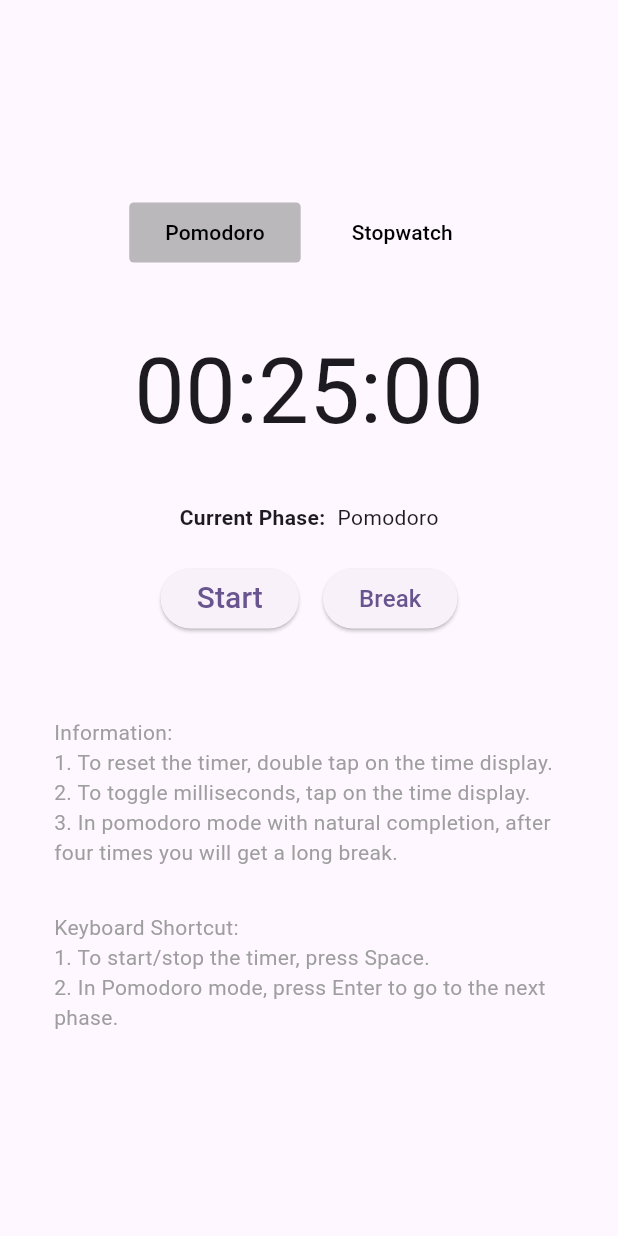
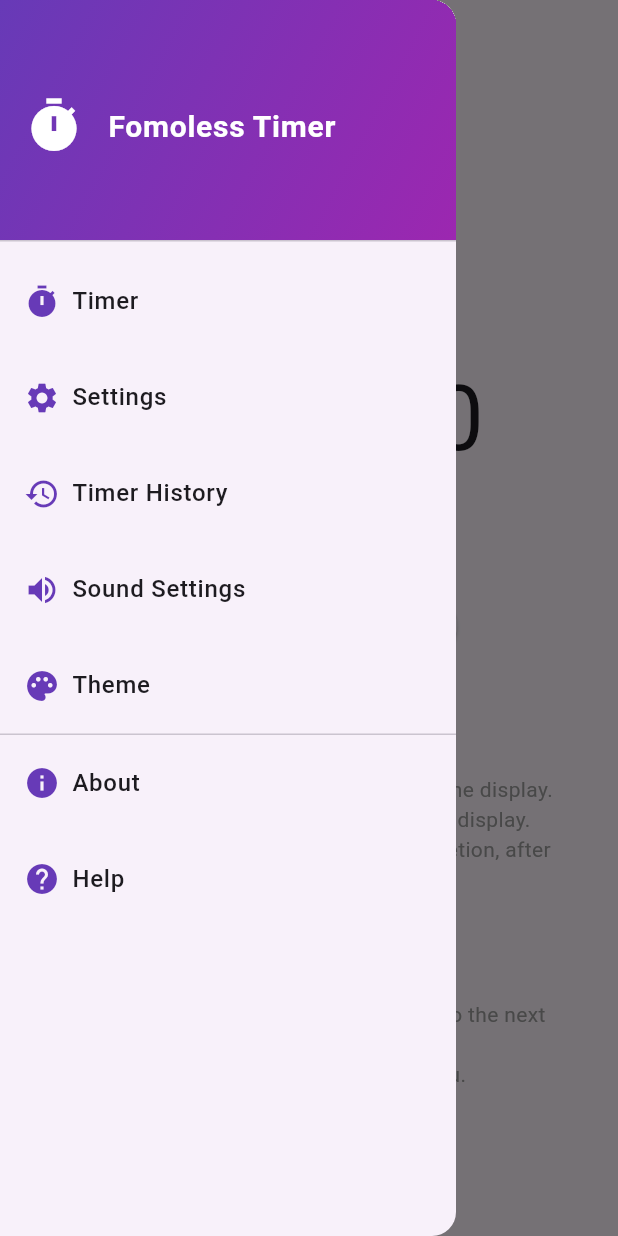
Before and after one commit to supanadit/fomoless, a Flutter app: the screen it shows after launch, with the side drawer open (before the commit the screen has no drawer), on a phone screen of 412 x 824 dp. Run offline on Flutter 3.47's test engine with Material 3 defaults, Android fonts, the phone set to English and light mode, and no system bars; our stand-ins replace bloc_concurrency, flutter_bloc, flutter_local_notifications, get_it.

Commit message:
Implement sidebar menu with smooth transitions
Co-authored-by: supanadit <33617149+supanadit@users.noreply.github.com>

```diff
--- a/lib/features/timer/presentation/page/timer_page.dart
+++ b/lib/features/timer/presentation/page/timer_page.dart
@@ -6,6 +6,7 @@ import 'package:fomoless/features/timer/presentation/bloc/timer_bloc.dart';
 import 'package:fomoless/features/timer/presentation/widget/information_widget.dart';
 import 'package:fomoless/features/timer/presentation/widget/phase_info_widget.dart';
 import 'package:fomoless/features/timer/presentation/widget/shortcut_info_widget.dart';
+import 'package:fomoless/features/timer/presentation/widget/sidebar_widget.dart';
 import 'package:fomoless/features/timer/presentation/widget/time_display_widget.dart';
 import 'package:fomoless/features/timer/presentation/widget/time_mode_widget.dart';
 import 'package:fomoless/features/timer/presentation/widget/timer_action_widget.dart';
@@ -52,6 +53,10 @@ class _TimerPageState extends State<TimerPage> {
       if (modeState.mode == TimerMode.pomodoro) {
         context.read<TimerBloc>().add(TimerShortBreakRequested());
       }
+    } else if (event is KeyDownEvent &&
+        event.logicalKey == LogicalKeyboardKey.escape) {
+      // Open/close sidebar with Escape key
+      Scaffold.of(context).openDrawer();
     }
   }
 
@@ -77,6 +82,20 @@ class _TimerPageState extends State<TimerPage> {
                         onKeyEvent: (event) =>
                             _handleKey(context, event, modeState, timerState),
                         child: Scaffold(
+                          appBar: AppBar(
+                            title: const Text('Fomoless Timer'),
+                            backgroundColor: Colors.transparent,
+                            elevation: 0,
+                            centerTitle: true,
+                            leading: Builder(
+                              builder: (context) => IconButton(
+                                icon: const Icon(Icons.menu),
+                                onPressed: () => Scaffold.of(context).openDrawer(),
+                                tooltip: 'Open menu',
+                              ),
+                            ),
+                          ),
+                          drawer: const SidebarWidget(),
                           body: Center(
                             child: Column(
                               mainAxisAlignment: MainAxisAlignment.center,
--- a/lib/features/timer/presentation/widget/shortcut_info_widget.dart
+++ b/lib/features/timer/presentation/widget/shortcut_info_widget.dart
@@ -21,6 +21,10 @@ class ShortcutInfoWidget extends StatelessWidget {
             "2. In Pomodoro mode, press Enter to go to the next phase.",
             style: TextStyle(color: Colors.grey),
           ),
+          Text(
+            "3. Press Escape to open the sidebar menu.",
+            style: TextStyle(color: Colors.grey),
+          ),
         ],
       ),
     );
--- /dev/null
+++ b/lib/features/timer/presentation/widget/sidebar_widget.dart
@@ -0,0 +1,183 @@
+import 'package:flutter/material.dart';
+
+class SidebarWidget extends StatelessWidget {
+  const SidebarWidget({super.key});
+
+  @override
+  Widget build(BuildContext context) {
+    return Drawer(
+      // Custom animation duration for smoother transitions
+      child: AnimatedContainer(
+        duration: const Duration(milliseconds: 300),
+        curve: Curves.easeInOut,
+        child: Column(
+          children: [
+            // Drawer header with gradient
+            DrawerHeader(
+              decoration: const BoxDecoration(
+                gradient: LinearGradient(
+                  colors: [Colors.deepPurple, Colors.purple],
+                  begin: Alignment.topLeft,
+                  end: Alignment.bottomRight,
+                ),
+              ),
+              child: const Row(
+                children: [
+                  Icon(
+                    Icons.timer,
+                    color: Colors.white,
+                    size: 40,
+                  ),
+                  SizedBox(width: 16),
+                  Expanded(
+                    child: Text(
+                      'Fomoless Timer',
+                      style: TextStyle(
+                        color: Colors.white,
+                        fontSize: 20,
+                        fontWeight: FontWeight.bold,
+                      ),
+                    ),
+                  ),
+                ],
+              ),
+            ),
+            // Menu items with smooth hover effects
+            Expanded(
+              child: ListView(
+                padding: EdgeInsets.zero,
+                children: [
+                  _buildMenuItem(
+                    icon: Icons.timer,
+                    title: 'Timer',
+                    onTap: () {
+                      Navigator.pop(context); // Close drawer
+                    },
+                  ),
+                  _buildMenuItem(
+                    icon: Icons.settings,
+                    title: 'Settings',
+                    onTap: () {
+                      Navigator.pop(context);
+                      _showComingSoon(context, 'Settings');
+                    },
+                  ),
+                  _buildMenuItem(
+                    icon: Icons.history,
+                    title: 'Timer History',
+                    onTap: () {
+                      Navigator.pop(context);
+                      _showComingSoon(context, 'Timer History');
+                    },
+                  ),
+                  _buildMenuItem(
+                    icon: Icons.volume_up,
+                    title: 'Sound Settings',
+                    onTap: () {
+                      Navigator.pop(context);
+                      _showComingSoon(context, 'Sound Settings');
+                    },
+                  ),
+                  _buildMenuItem(
+                    icon: Icons.palette,
+                    title: 'Theme',
+                    onTap: () {
+                      Navigator.pop(context);
+                      _showComingSoon(context, 'Theme Settings');
+                    },
+                  ),
+                  const Divider(height: 1),
+                  _buildMenuItem(
+                    icon: Icons.info,
+                    title: 'About',
+                    onTap: () {
+                      Navigator.pop(context);
+                      _showAbout(context);
+                    },
+                  ),
+                  _buildMenuItem(
+                    icon: Icons.help,
+                    title: 'Help',
+                    onTap: () {
+                      Navigator.pop(context);
+                      _showComingSoon(context, 'Help');
+                    },
+                  ),
+                ],
+              ),
+            ),
+          ],
+        ),
+      ),
+    );
+  }
+
+  Widget _buildMenuItem({
+    required IconData icon,
+    required String title,
+    required VoidCallback onTap,
+  }) {
+    return ListTile(
+      leading: Icon(icon, color: Colors.deepPurple),
+      title: Text(
+        title,
+        style: const TextStyle(
+          fontSize: 16,
+          fontWeight: FontWeight.w500,
+        ),
+      ),
+      onTap: onTap,
+      horizontalTitleGap: 8,
+      contentPadding: const EdgeInsets.symmetric(horizontal: 16, vertical: 4),
+      // Add ripple effect for better visual feedback
+      shape: RoundedRectangleBorder(
+        borderRadius: BorderRadius.circular(8),
+      ),
+    );
+  }
+
+  void _showComingSoon(BuildContext context, String feature) {
+    showDialog(
+      context: context,
+      builder: (context) => AlertDialog(
+        title: Text(feature),
+        content: const Text('This feature is coming soon!'),
+        actions: [
+          TextButton(
+            onPressed: () => Navigator.pop(context),
+            child: const Text('OK'),
+          ),
+        ],
+      ),
+    );
+  }
+
+  void _showAbout(BuildContext context) {
+    showDialog(
+      context: context,
+      builder: (context) => const AlertDialog(
+        title: Text('About Fomoless Timer'),
+        content: Column(
+          mainAxisSize: MainAxisSize.min,
+          crossAxisAlignment: CrossAxisAlignment.start,
+          children: [
+            Text('A simple and elegant timer app to help you stay focused.'),
+            SizedBox(height: 16),
+            Text('Features:'),
+            Text('• Pomodoro timer'),
+            Text('• Stopwatch'),
+            Text('• Keyboard shortcuts'),
+            Text('• Clean, distraction-free interface'),
+            Text('• Smooth sidebar navigation'),
+          ],
+        ),
+        actions: [
+          TextButton(
+            onPressed: () => Navigator.pop(context),
+            child: Text('OK'),
+          ),
+        ],
+      ),
+    );
+  }
+}
```
